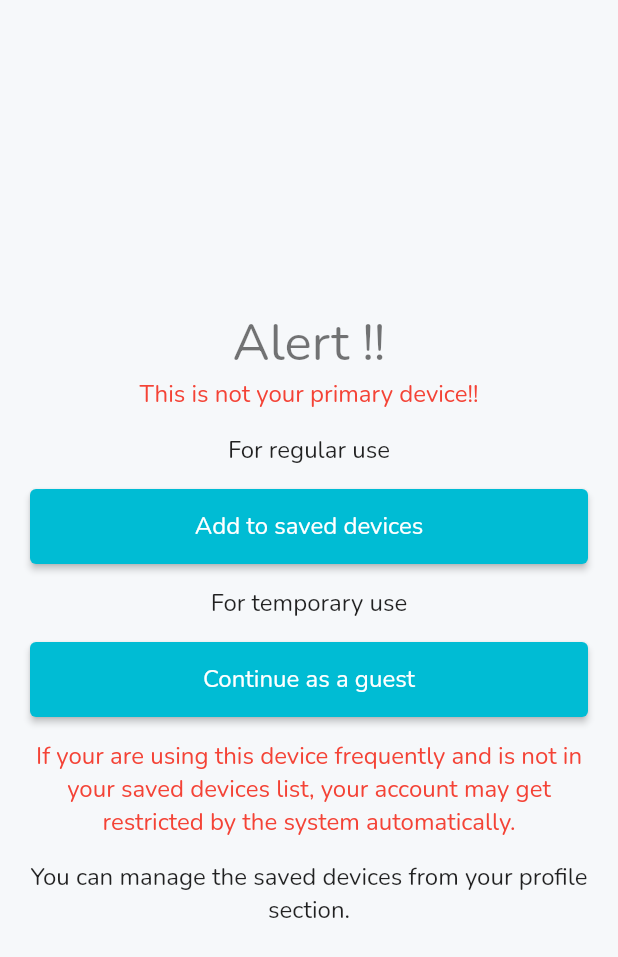
After one commit to Xatta-Trone/PL-flutter-app, a Flutter app: the DeviceGuardPage screen opened by its route, after a tap on "Continue as a guest", on a phone screen of 412 x 824 dp. The commit adds this screen. Shown: the top 957 px of the screen. Run offline on Flutter 3.47's test engine with Material 2 defaults, Android fonts, the phone set to English and light mode, and no system bars; drawn by our look-alikes of modal_progress_hud_nsn; our stand-ins replace carousel_slider, device_info_plus, dio, dropdown_search, file_picker, firebase_analytics and 7 more; missing offline and left inert: barcode_finder, flutter_user_agentx, platform_device_id; accounts and stored records are empty; network calls fail.

Commit message:
device guard added

```diff
--- a/lib/bindings/Initialbindings.dart
+++ b/lib/bindings/Initialbindings.dart
@@ -4,6 +4,6 @@ import 'package:plandroid/controller/AuthController.dart';
 class InitialBindings implements Bindings {
   @override
   void dependencies() {
-    Get.lazyPut<AuthController>(() => AuthController());
+    Get.put(AuthController());
   }
 }
--- a/lib/constants/sharedPrefConstants.dart
+++ b/lib/constants/sharedPrefConstants.dart
@@ -3,3 +3,4 @@ const String quoteKey = 'quoteKey';
 const String testimonialsKey = 'testimonialsKey';
 const String countKey = 'countKey';
 const String isPrimaryDeviceKey = 'isPrimaryDeviceKey';
+const String isGuestDeviceKey = 'isGuestDeviceKey';
--- a/lib/controller/AuthController.dart
+++ b/lib/controller/AuthController.dart
@@ -20,6 +20,8 @@ class AuthController extends GetxController {
   RxBool isInAsyncCall = RxBool(false);
   RxBool isPwdReqSuccess = RxBool(false);
   RxBool isInSavedDevice = RxBool(false);
+  RxBool isGuestDevice = RxBool(false);
+  RxBool hasCheckedDevice = RxBool(false);
   final user = Rxn<User>();
   final RxString token = ''.obs;
   final Rxn<UserSavedDevices> userDevices = Rxn<UserSavedDevices>();
@@ -360,7 +362,7 @@ class AuthController extends GetxController {
     if (userData != null) {
       Map<String, dynamic> jsonUserData = jsonDecode(userData);
       setLoginValues(jsonUserData);
-      getUserDevices();
+      // getUserDevices();
     }
   }
 
@@ -515,10 +517,23 @@ class AuthController extends GetxController {
 
       if (currentDevice == null) {
         isInSavedDevice.value = false;
+        // check if guest device
+        var isGuest = preferences.get(isGuestDeviceKey);
+        if (isGuest != null) {
+          isGuestDevice.value = true;
+          hasCheckedDevice.value = true;
+        } else {
+          isGuestDevice.value = false;
+          hasCheckedDevice.value = false;
+        }
+
         preferences.remove(isPrimaryDeviceKey);
-      }else{
+      } else {
         isInSavedDevice.value = true;
-        preferences.setBool(isPrimaryDeviceKey,true);
+        isGuestDevice.value = false;
+        hasCheckedDevice.value = true;
+        preferences.remove(isGuestDeviceKey);
+        preferences.setBool(isPrimaryDeviceKey, true);
       }
     } on DioError catch (e) {
       if (kDebugMode) {
@@ -554,9 +569,12 @@ class AuthController extends GetxController {
       getUserDevices();
       // set this is the device that is set
       isInSavedDevice.value = true;
+      hasCheckedDevice.value = true;
+      isGuestDevice.value = false;
       final SharedPreferences preferences =
           await SharedPreferences.getInstance();
       await preferences.setBool(isPrimaryDeviceKey, true);
+      await preferences.remove(isGuestDeviceKey);
 
       Get.defaultDialog(
         title: 'Success',
@@ -616,6 +634,29 @@ class AuthController extends GetxController {
     }
   }
 
+  void setAsGuestDevice() async {
+    // RxBool isInSavedDevice = RxBool(false);
+    // RxBool isGuestDevice = RxBool(true);
+    // RxBool hasCheckedDevice = RxBool(false);
+    isInAsyncCall.value = true;
+
+    final SharedPreferences preferences = await SharedPreferences.getInstance();
+    isGuestDevice.value = true;
+    hasCheckedDevice.value = true;
+    preferences.setBool(isGuestDeviceKey, true);
+
+    isInAsyncCall.value = false;
+  }
+
+  void checkIfGuestDevice() async {
+    final SharedPreferences preferences = await SharedPreferences.getInstance();
+    var isGuest = preferences.get(isGuestDeviceKey);
+    if (isGuest != null) {
+      isGuestDevice.value = true;
+      hasCheckedDevice.value = true;
+    }
+  }
+
   String getCreateAt() {
     if (user.value != null) {
       return DateFormat("MMM d, yyyy h:mm a")
@@ -627,6 +668,7 @@ class AuthController extends GetxController {
   @override
   void onInit() {
     autoLogin();
+    checkIfGuestDevice();
     super.onInit();
   }
 
--- a/lib/main.dart
+++ b/lib/main.dart
@@ -1,7 +1,10 @@
 import 'package:firebase_analytics/firebase_analytics.dart';
 import 'package:firebase_core/firebase_core.dart';
 import 'package:flutter/material.dart';
+import 'package:flutter/services.dart';
 import 'package:get/get.dart';
+import 'package:plandroid/bindings/Initialbindings.dart';
+import 'package:plandroid/controller/AuthController.dart';
 import 'package:plandroid/routes/routeconst.dart';
 import 'package:plandroid/routes/routes.dart';
 
@@ -11,15 +14,19 @@ void main() async {
   FirebaseAnalytics analytics = FirebaseAnalytics.instance;
   FirebaseAnalyticsObserver observer =
       FirebaseAnalyticsObserver(analytics: analytics);
+
   runApp(const MyApp());
 }
 
 class MyApp extends StatelessWidget {
   const MyApp({super.key});
 
+
+
   // This widget is the root of your application.
   @override
   Widget build(BuildContext context) {
+    Get.put(AuthController());
     return GetMaterialApp(
       title: 'Flutter Demo',
       debugShowCheckedModeBanner: false,
--- a/lib/routes/routeconst.dart
+++ b/lib/routes/routeconst.dart
@@ -22,3 +22,4 @@ const String more = '/more';
 const String contact = '/contact';
 const String reportBug = '/reportBug';
 const String userListedDevices = '/userListedDevices';
+const String deviceGuard = '/deviceGuard';
--- a/lib/routes/routes.dart
+++ b/lib/routes/routes.dart
@@ -15,6 +15,7 @@ import 'package:plandroid/screens/departments/courses.dart';
 import 'package:plandroid/screens/departments/departments.dart';
 import 'package:plandroid/screens/departments/levelterms.dart';
 import 'package:plandroid/screens/departments/posts.dart';
+import 'package:plandroid/screens/devices/deviceGuard.dart';
 import 'package:plandroid/screens/devices/devices.dart';
 import 'package:plandroid/screens/home.dart';
 import 'package:plandroid/screens/more/contact.dart';
@@ -31,7 +32,7 @@ import 'package:plandroid/screens/softwares/softwares.dart';
 appRoutes() => [
       GetPage(
         name: homePage,
-        page: () => Home(),
+        page: () => const Home(),
         // transition: Transition.leftToRightWithFade,
         // transitionDuration: Duration(milliseconds: 500),
       ),
@@ -43,27 +44,27 @@ appRoutes() => [
       GetPage(
         name: softwaresPage,
         page: () => const Softwares(),
-        middlewares: [MyMiddelware()],
+        middlewares: [MyMiddelware(), AuthGuard()],
       ),
       GetPage(
         name: departmentsPage,
         page: () => const Departments(),
-        middlewares: [MyMiddelware()],
+        middlewares: [MyMiddelware(), AuthGuard()],
       ),
       GetPage(
         name: "$levelTermsPage/:department",
         page: () => const LevelTerms(),
-        middlewares: [MyMiddelware()],
+        middlewares: [MyMiddelware(), AuthGuard()],
       ),
       GetPage(
         name: "$coursesPage/:department/:levelTerm",
         page: () => const Courses(),
-        middlewares: [MyMiddelware()],
+        middlewares: [MyMiddelware(), AuthGuard()],
       ),
       GetPage(
         name: "$postsPage/:department/:levelTerm/:course",
         page: () => const Post(),
-        middlewares: [MyMiddelware()],
+        middlewares: [MyMiddelware(), AuthGuard()],
       ),
       GetPage(
         name: profilePage,
@@ -83,7 +84,7 @@ appRoutes() => [
       GetPage(
         name: searchPage,
         page: () => const Search(),
-        middlewares: [MyMiddelware()],
+        middlewares: [MyMiddelware(), AuthGuard()],
       ),
       GetPage(
         name: settingsPage,
@@ -150,6 +151,11 @@ appRoutes() => [
         page: () => const UserListedDevices(),
         middlewares: [MyMiddelware()],
       ),
+      GetPage(
+        name: deviceGuard,
+        page: () => const DeviceGuardPage(),
+        middlewares: [MyMiddelware()],
+      ),
     ];
 
 unknownRoute() => GetPage(
@@ -167,7 +173,6 @@ class MyMiddelware extends GetMiddleware {
   }
 }
 
-
 class AuthGuard extends GetMiddleware {
 //   Get the auth service
   final AuthController authController = Get.find<AuthController>();
@@ -179,6 +184,17 @@ class AuthGuard extends GetMiddleware {
 
   @override
   RouteSettings? redirect(String? route) {
+    if (kDebugMode) {
+      print('from the auth guard');
+      print(authController.isLoggedIn.value);
+      print(authController.isInSavedDevice.value);
+    }
+
+    if (authController.isLoggedIn.value &&
+        !authController.hasCheckedDevice.value) {
+      return const RouteSettings(name: deviceGuard);
+    }
+
     // Navigate to login if client is not authenticated other wise continue
     // if (authController.isAuthenticated) return RouteSettings(name: AppLinks.LOGIN);
     // return RouteSettings(name: AppLinks.DASHBOARD);
--- /dev/null
+++ b/lib/screens/devices/deviceGuard.dart
@@ -0,0 +1,113 @@
+import 'package:flutter/material.dart';
+import 'package:get/get.dart';
+import 'package:modal_progress_hud_nsn/modal_progress_hud_nsn.dart';
+import 'package:plandroid/controller/AuthController.dart';
+
+class DeviceGuardPage extends StatefulWidget {
+  const DeviceGuardPage({super.key});
+
+  @override
+  State<DeviceGuardPage> createState() => _DeviceGuardPageState();
+}
+
+final AuthController authController = Get.find<AuthController>();
+
+class _DeviceGuardPageState extends State<DeviceGuardPage> {
+  @override
+  Widget build(BuildContext context) {
+    ThemeData theme = Theme.of(context);
+
+    return Scaffold(
+      body: SafeArea(
+          child: Obx(
+        () => ModalProgressHUD(
+          inAsyncCall: authController.isInAsyncCall.value,
+          opacity: 0.7,
+          child: Center(
+            child: Padding(
+              padding: const EdgeInsets.symmetric(horizontal: 20.0),
+              child: Column(
+                mainAxisAlignment: MainAxisAlignment.center,
+                // ignore: prefer_const_literals_to_create_immutables
+                children: [
+                  Text(
+                    'Alert !!',
+                    style: theme.textTheme.headline4,
+                  ),
+                  Text(
+                    'This is not your primary device!!',
+                    style: theme.textTheme.titleMedium
+                        ?.copyWith(color: Colors.red),
+                  ),
+                  const SizedBox(
+                    height: 15.0,
+                  ),
+                  Text(
+                    'For regular use',
+                    style: theme.textTheme.titleMedium,
+                  ),
+                  const SizedBox(
+                    height: 15.0,
+                  ),
+                  ElevatedButton(
+                    style: ElevatedButton.styleFrom(
+                      minimumSize: const Size.fromHeight(50),
+                    ),
+                    onPressed: () {
+                      authController.setUserDevice();
+                    },
+                    child: Text(
+                      'Add to saved devices',
+                      style: theme.textTheme.titleMedium
+                          ?.copyWith(color: Colors.white),
+                    ),
+                  ),
+                  const SizedBox(
+                    height: 15.0,
+                  ),
+                  Text(
+                    'For temporary use',
+                    style: theme.textTheme.titleMedium,
+                  ),
+                  const SizedBox(
+                    height: 15.0,
+                  ),
+                  ElevatedButton(
+                    style: ElevatedButton.styleFrom(
+                      minimumSize: const Size.fromHeight(50),
+                    ),
+                    onPressed: () {
+                      authController.setAsGuestDevice();
+                    },
+                    child: Text(
+                      'Continue as a guest',
+                      style: theme.textTheme.titleMedium
+                          ?.copyWith(color: Colors.white),
+                    ),
+                  ),
+                  const SizedBox(
+                    height: 15.0,
+                  ),
+                  Text(
+                    'If your are using this device frequently and is not in your saved devices list, your account may get restricted by the system automatically.',
+                    textAlign: TextAlign.center,
+                    style: theme.textTheme.titleMedium
+                        ?.copyWith(color: Colors.red),
+                  ),
+                  const SizedBox(
+                    height: 15.0,
+                  ),
+                  Text(
+                    'You can manage the saved devices from your profile section.',
+                    style: theme.textTheme.titleMedium,
+                    textAlign: TextAlign.center,
+                  ),
+                ],
+              ),
+            ),
+          ),
+        ),
+      )),
+    );
+  }
+}
--- a/lib/screens/home.dart
+++ b/lib/screens/home.dart
@@ -101,6 +101,7 @@ class Home extends StatelessWidget {
             ),
           ),
           floatingActionButton: FloatingActionButton(
+            heroTag: 'search',
             onPressed: () {
               if (kDebugMode) {
                 print('search clicked');
--- a/lib/screens/softwares/softwares.dart
+++ b/lib/screens/softwares/softwares.dart
@@ -10,6 +10,8 @@ import 'package:plandroid/controller/AuthController.dart';
 import 'package:plandroid/globals/globals.dart';
 import 'package:plandroid/models/Books.dart';
 import 'package:plandroid/screens/auth/Login.dart';
+import 'package:plandroid/screens/devices/deviceGuard.dart';
+import 'package:plandroid/screens/devices/devices.dart';
 
 class Softwares extends StatefulWidget {
   const Softwares({Key? key}) : super(key: key);
@@ -232,7 +234,9 @@ class _SoftwaresState extends State<Softwares> {
         child: Obx(
           () => !authController.isLoggedIn.value
               ? const Login()
-              : Column(
+              : !authController.hasCheckedDevice.value
+                  ? const DeviceGuardPage()
+                  : Column(
                   children: [
                     const SizedBox(
                       height: 10.0,
```
Also changed, not shown: lib/api/UAInterceptor.dart (+5 -5 lines), lib/screens/devices/devices.dart (+32 -0 lines).
